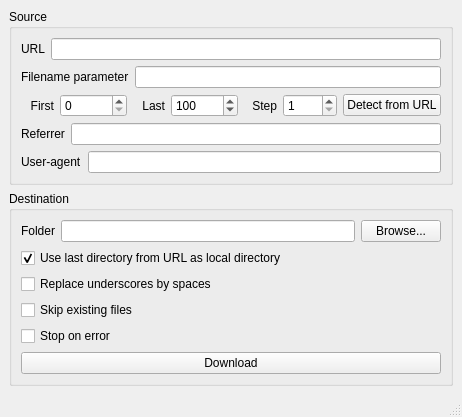
Above: ui/mainwindow.ui from kervala/batchdownloader before the change. Below: the same form after it.
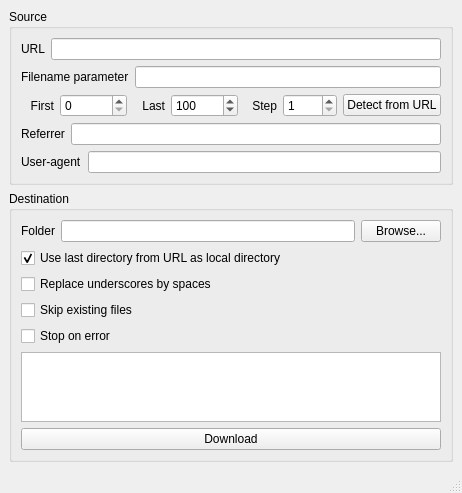
That is the form after the change.

Commit message: Changed: Display logs messages

```diff
--- a/ui/mainwindow.ui
+++ b/ui/mainwindow.ui
@@ -7,7 +7,7 @@
     <x>0</x>
     <y>0</y>
     <width>462</width>
-    <height>414</height>
+    <height>491</height>
    </rect>
   </property>
   <property name="windowTitle">
@@ -210,6 +210,13 @@
          </property>
         </widget>
        </item>
+       <item>
+        <widget class="QTextEdit" name="logsTextEdit">
+         <property name="readOnly">
+          <bool>true</bool>
+         </property>
+        </widget>
+       </item>
        <item>
         <widget class="QPushButton" name="downloadButton">
          <property name="text">
```
Left out of the diff: 1 changed line with no effect on the pictures. The commit also changes 1 other file.
